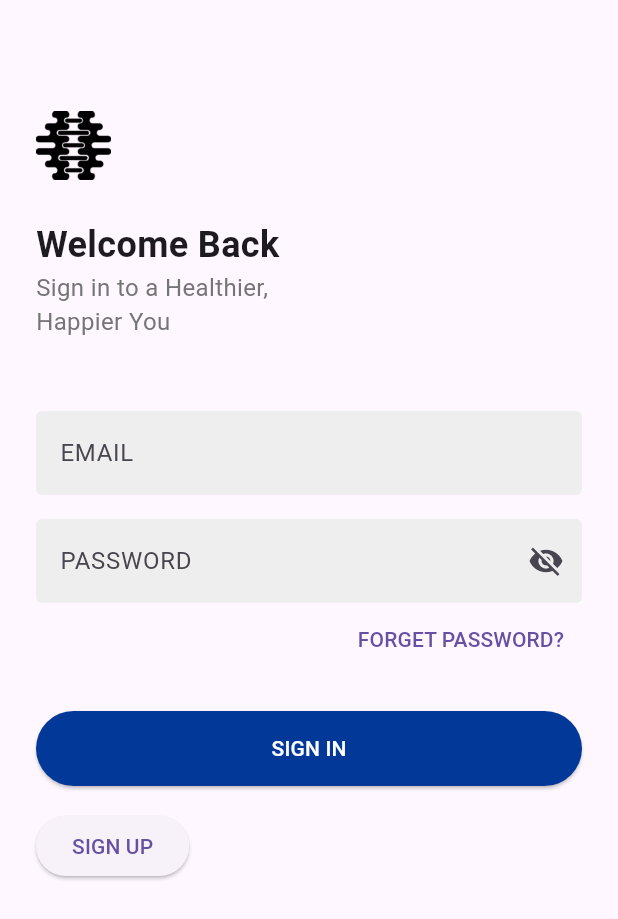
After one commit to davyleroy/Mindwave-mobile, a Flutter app: the screen it shows after launch, after a tap on "SIGN IN", on a phone screen of 412 x 824 dp. The commit adds this screen. Shown: the top 919 px of the screen. Run offline on Flutter 3.47's test engine with Material 3 defaults, Android fonts, the phone set to English and light mode, and no system bars; accounts and stored records are empty.

Commit message:
We Go Improve

```diff
--- /dev/null
+++ b/lib/auth_service.dart
@@ -0,0 +1,48 @@
+// auth_service.dart
+class AuthService {
+  static final AuthService _instance = AuthService._internal();
+  factory AuthService() => _instance;
+  AuthService._internal();
+
+  // Dummy data for demonstration purposes
+  final _users = [
+    User(email: 'michael@gmail.com', password: 'Password'),
+  ];
+
+  User? _currentUser;
+
+  User? get currentUser => _currentUser;
+
+  Future<bool> signIn(String email, String password) async {
+    final user = _users.firstWhere(
+      (user) => user.email == email && user.password == password,
+      orElse: () => User(email: '', password: ''),
+    );
+
+    if (user.email.isNotEmpty) {
+      _currentUser = user;
+      return true;
+    }
+    return false;
+  }
+
+  Future<bool> signUp(String email, String password) async {
+    if (!_users.any((user) => user.email == email)) {
+      _users.add(User(email: email, password: password));
+      _currentUser = User(email: email, password: password);
+      return true;
+    }
+    return false;
+  }
+
+  void signOut() {
+    _currentUser = null;
+  }
+}
+
+class User {
+  final String email;
+  final String password;
+
+  User({required this.email, required this.password});
+}
--- a/lib/main.dart
+++ b/lib/main.dart
@@ -1,16 +1,19 @@
 import 'dart:async';
 import 'package:flutter/material.dart';
+import 'auth_service.dart';
+import 'spalashscreen.dart';
 
 void main() {
   runApp(MyApp());
 }
 
 class MyApp extends StatelessWidget {
+  final authService = AuthService();
   @override
   Widget build(BuildContext context) {
     return MaterialApp(
       title: 'My App',
-      home: HomePage(),
+      home: authService.currentUser != null ? HomePage() : SplashScreen(),
     );
   }
 }
--- /dev/null
+++ b/lib/spalashscreen.dart
@@ -0,0 +1,233 @@
+import 'package:flutter/material.dart';
+import 'dart:async';
+import 'auth_service.dart';
+import 'main.dart'; // Import the file containing the HomePage
+
+void main() {
+  runApp(MyApp());
+}
+
+class MyApp extends StatelessWidget {
+  @override
+  Widget build(BuildContext context) {
+    return MaterialApp(
+      title: 'Mind Wave',
+      theme: ThemeData(
+        primarySwatch: Colors.blue,
+        visualDensity: VisualDensity.adaptivePlatformDensity,
+      ),
+      home: SplashScreen(),
+    );
+  }
+}
+
+class SplashScreen extends StatefulWidget {
+  @override
+  _SplashScreenState createState() => _SplashScreenState();
+}
+
+class _SplashScreenState extends State<SplashScreen>
+    with SingleTickerProviderStateMixin {
+  late AnimationController _controller;
+  late Animation<double> _animation;
+
+  @override
+  void initState() {
+    super.initState();
+    _controller = AnimationController(
+      duration: const Duration(seconds: 2),
+      vsync: this,
+    );
+    _animation = CurvedAnimation(
+      parent: _controller,
+      curve: Curves.easeIn,
+    );
+    _controller.forward();
+
+    Timer(Duration(seconds: 3), () {
+      Navigator.of(context).pushReplacement(
+        PageRouteBuilder(
+          pageBuilder: (context, animation, secondaryAnimation) =>
+              LoginScreen(),
+          transitionsBuilder: (context, animation, secondaryAnimation, child) {
+            return FadeTransition(opacity: animation, child: child);
+          },
+          transitionDuration: Duration(milliseconds: 500),
+        ),
+      );
+    });
+  }
+
+  @override
+  void dispose() {
+    _controller.dispose();
+    super.dispose();
+  }
+
+  @override
+  Widget build(BuildContext context) {
+    return Scaffold(
+      backgroundColor: Colors.white,
+      body: Center(
+        child: FadeTransition(
+          opacity: _animation,
+          child: Column(
+            mainAxisAlignment: MainAxisAlignment.center,
+            children: <Widget>[
+              Image.asset('assets/Home-logob.png', width: 100, height: 100),
+              SizedBox(height: 20),
+              Row(
+                mainAxisAlignment:
+                    MainAxisAlignment.center, // Align horizontally
+                children: [
+                  Text(
+                    'MIND',
+                    style: TextStyle(
+                      fontSize: 24,
+                      fontWeight: FontWeight.bold,
+                      color: Colors.blue[700],
+                    ),
+                  ),
+                  Text(
+                    ' Wave',
+                    style: TextStyle(
+                      fontSize: 24,
+                      fontWeight: FontWeight.bold,
+                      color: const Color.fromARGB(255, 0, 0, 0),
+                    ),
+                  ),
+                ],
+              ),
+            ],
+          ),
+        ),
+      ),
+    );
+  }
+}
+
+class LoginScreen extends StatefulWidget {
+  @override
+  _LoginScreenState createState() => _LoginScreenState();
+}
+
+class _LoginScreenState extends State<LoginScreen> {
+  final _emailController = TextEditingController();
+  final _passwordController = TextEditingController();
+
+  @override
+  void dispose() {
+    _emailController.dispose();
+    _passwordController.dispose();
+    super.dispose();
+  }
+
+  @override
+  Widget build(BuildContext context) {
+    return Scaffold(
+      body: SafeArea(
+        child: SingleChildScrollView(
+          child: Padding(
+            padding: EdgeInsets.all(24.0),
+            child: Column(
+              crossAxisAlignment: CrossAxisAlignment.start,
+              children: <Widget>[
+                SizedBox(height: 48),
+                Image.asset('assets/App-logob.png', width: 50, height: 50),
+                SizedBox(height: 24),
+                Text(
+                  'Welcome Back',
+                  style: TextStyle(fontSize: 24, fontWeight: FontWeight.bold),
+                ),
+                Text(
+                  'Sign in to a Healthier,\nHappier You',
+                  style: TextStyle(fontSize: 16, color: Colors.grey[600]),
+                ),
+                SizedBox(height: 48),
+                TextField(
+                  controller: _emailController,
+                  decoration: InputDecoration(
+                    filled: true,
+                    fillColor: Colors.grey[200],
+                    hintText: 'EMAIL',
+                    border: OutlineInputBorder(borderSide: BorderSide.none),
+                  ),
+                ),
+                SizedBox(height: 16),
+                TextField(
+                  controller: _passwordController,
+                  obscureText: true,
+                  decoration: InputDecoration(
+                    filled: true,
+                    fillColor: Colors.grey[200],
+                    hintText: 'PASSWORD',
+                    suffixIcon: Icon(Icons.visibility_off),
+                    border: OutlineInputBorder(borderSide: BorderSide.none),
+                  ),
+                ),
+                Align(
+                  alignment: Alignment.centerRight,
+                  child: TextButton(
+                    child: Text('FORGET PASSWORD?'),
+                    onPressed: () {},
+                  ),
+                ),
+                SizedBox(height: 24),
+                ElevatedButton(
+                  child: Text(
+                    'SIGN IN',
+                    style: TextStyle(color: Colors.white),
+                  ),
+                  style: ElevatedButton.styleFrom(
+                    backgroundColor: Color.fromARGB(255, 2, 57, 153),
+                    minimumSize: Size(double.infinity, 50),
+                  ),
+                  onPressed: () async {
+                    final email = _emailController.text;
+                    final password = _passwordController.text;
+                    final isSignedIn =
+                        await authService.signIn(email, password);
+                    if (isSignedIn) {
+                      Navigator.pushReplacement(
+                        context,
+                        MaterialPageRoute(builder: (context) => HomePage()),
+                      );
+                    } else {
+                      // Show an error message or handle the case when sign-in fails
+                    }
+                  },
+                ),
+                SizedBox(height: 16),
+                ElevatedButton(
+                  child: Text('SIGN UP'),
+                  onPressed: () async {
+                    final email = _emailController.text;
+                    final password = _passwordController.text;
+                    final isSignedUp =
+                        await authService.signUp(email, password);
+                    if (isSignedUp) {
+                      Navigator.pushReplacement(
+                        context,
+                        MaterialPageRoute(builder: (context) => HomePage()),
+                      );
+                    } else {
+                      // Show an error message or handle the case when sign-up fails
+                    }
+                  },
+                ),
+              ],
+            ),
+          ),
+        ),
+      ),
+    );
+  }
+}
+
+final authService = AuthService();
+ //In the above code, we have created a splash screen with a logo and app name. We have used the  Timer  class to navigate to the login screen after 3 seconds.
+ //Conclusion
+ //In this article, we have learned how to create a splash screen in Flutter. We have also seen how to navigate to another screen after a certain time.
+ //I hope this article was helpful to you.
+ //Happy coding!
+ //Peer Review Contributions by:  Saiharsha Balasubramaniam
--- a/pubspec.yaml
+++ b/pubspec.yaml
@@ -22,3 +22,6 @@ flutter:
     - assets/nature.jpg
     - assets/nature2.png
     - assets/insight.png
+    - assets/Home-logob.png
+    - assets/Home-logobb.png
+    - assets/App-logob.png
```
Also changed, not shown: assets/App-logo.png (added), assets/App-logob.png (added), assets/Home-logob.png (added), assets/Home-logobb.png (added).
